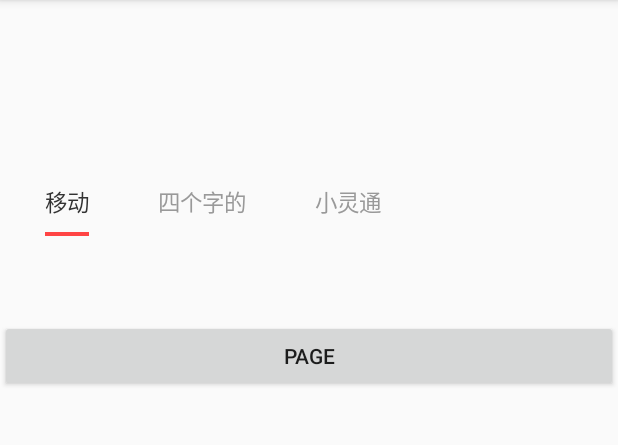
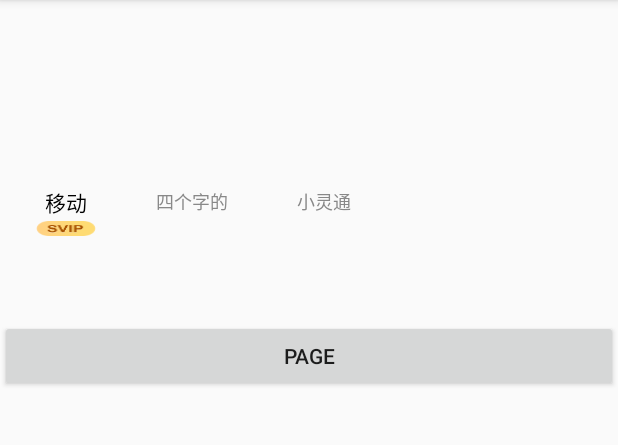
Before and after one commit to WangcWj/WeTabLayout, an Android app: the screen it shows after launch (MainActivity), on a phone screen of 412 x 824 dp, the part 84-529 px from its top. Run offline under Robolectric (Android 15) with nearby library versions, the phone set to English and light mode, and no system bars.

Commit message:
增加设置下划线为图片的API

```diff
--- a/Tab/src/main/java/cn/we/tablayout/WeTabLayout.java
+++ b/Tab/src/main/java/cn/we/tablayout/WeTabLayout.java
@@ -2,10 +2,13 @@ package cn.we.tablayout;
 
 import android.content.Context;
 import android.content.res.TypedArray;
+import android.graphics.Bitmap;
+import android.graphics.BitmapFactory;
 import android.graphics.Canvas;
 import android.graphics.Color;
 import android.graphics.Paint;
 import android.graphics.Rect;
+import android.graphics.drawable.BitmapDrawable;
 import android.graphics.drawable.Drawable;
 import android.graphics.drawable.GradientDrawable;
 import android.os.Build;
@@ -18,6 +21,7 @@ import android.widget.HorizontalScrollView;
 import android.widget.LinearLayout;
 import android.widget.TextView;
 
+import androidx.annotation.DrawableRes;
 import androidx.annotation.IdRes;
 import androidx.annotation.NonNull;
 import androidx.viewpager.widget.ViewPager;
@@ -92,7 +96,7 @@ public class WeTabLayout extends HorizontalScrollView implements ViewPager.OnPag
     /**
      * 下划线相关的配置。
      */
-    private GradientDrawable mIndicatorDrawable;
+    private Drawable mIndicatorDrawable;
     private float mIndicatorHeight;
     private float mIndicatorWidth;
     private boolean mIndicatorEqualTabText = false;
@@ -136,17 +140,28 @@ public class WeTabLayout extends HorizontalScrollView implements ViewPager.OnPag
     /**
      * Tab设置左右上下的Icon。
      */
-    private Map<String,WeTabDrawable> mTabDrawables;
+    private Map<String, WeTabDrawable> mTabDrawables;
 
-    public WeTabLayout addTabDrawable(WeTabDrawable drawable){
-        if(null == drawable){
+    public WeTabLayout addTabDrawable(WeTabDrawable drawable) {
+        if (null == drawable) {
             return this;
         }
-        if(null == mTabDrawables){
+        if (null == mTabDrawables) {
             mTabDrawables = new HashMap<>();
         }
-        mTabDrawables.put(drawable.getTabName(),drawable);
+        mTabDrawables.put(drawable.getTabName(), drawable);
         return this;
+    }
+
+    public void setIndicatorResId(@DrawableRes int id) {
+        try {
+            Bitmap bitmap = BitmapFactory.decodeResource(getResources(), id);
+            if (null != bitmap) {
+                mIndicatorDrawable = new BitmapDrawable(getResources(), bitmap);
+            }
+        } catch (Exception e) {
+            e.printStackTrace();
+        }
     }
 
     public void setTabLayoutIds(int mTabLayout) {
@@ -417,9 +432,9 @@ public class WeTabLayout extends HorizontalScrollView implements ViewPager.OnPag
         }
 
         String title = mTitles.get(index);
-        if(null != mTabDrawables){
+        if (null != mTabDrawables) {
             WeTabDrawable weTabDrawable = mTabDrawables.get(title);
-            if(null != weTabDrawable){
+            if (null != weTabDrawable) {
                 childView.setCompoundDrawables(
                         measureDrawable(weTabDrawable.getDrawableByGravity(Gravity.LEFT)),
                         measureDrawable(weTabDrawable.getDrawableByGravity(Gravity.TOP)),
@@ -439,8 +454,8 @@ public class WeTabLayout extends HorizontalScrollView implements ViewPager.OnPag
         mTabContainer.addView(tabView, index, tabLayoutParams);
     }
 
-    public Drawable measureDrawable(Drawable drawable){
-        if(null != drawable){
+    public Drawable measureDrawable(Drawable drawable) {
+        if (null != drawable) {
             drawable.setBounds(0, 0, drawable.getMinimumWidth(), drawable.getMinimumHeight());
         }
         return drawable;
@@ -496,10 +511,11 @@ public class WeTabLayout extends HorizontalScrollView implements ViewPager.OnPag
         }
         computeIndicatorRect();
 
-        mIndicatorDrawable.setColor(mIndicatorColor);
+        if (mIndicatorDrawable instanceof GradientDrawable) {
+            ((GradientDrawable) mIndicatorDrawable).setColor(mIndicatorColor);
+        }
         mIndicatorDrawable.setBounds(mIndicatorRect);
         mIndicatorDrawable.draw(canvas);
-
     }
 
     /**
@@ -601,7 +617,7 @@ public class WeTabLayout extends HorizontalScrollView implements ViewPager.OnPag
     /**
      * 处理TabView的Padding问题。
      *
-     * @param left 是否是左padding。
+     * @param left   是否是左padding。
      * @param margin 该值是当下划线的宽度要跟文本的宽度一致的时候，TabView左右的剩余间距。
      * @return
      */
--- a/app/src/main/java/com/we/tablayout/MainActivity.java
+++ b/app/src/main/java/com/we/tablayout/MainActivity.java
@@ -39,13 +39,13 @@ public class MainActivity extends AppCompatActivity {
 
             @Override
             public int getCount() {
-                return titles.length;
+                return titlesTwo.length;
             }
         });
 
-        tabLayout.setTabLayoutIds(R.layout.item_sliding_tab_layout);
 
         tabLayoutThree.setTabContainerGravity(Gravity.LEFT);
+        tabLayoutThree.setIndicatorResId(R.mipmap.ic_vip_logo);
         tabLayoutThree.attachToViewPager(viewPager,titlesTwo);
         /*tabLayoutTwo.attachToViewPager(viewPager,titlesTwo);
         tabLayout.attachToViewPager(viewPager, titles);*/
--- a/app/src/main/res/layout/activity_main.xml
+++ b/app/src/main/res/layout/activity_main.xml
@@ -15,10 +15,9 @@
         app:wtl_default_text_size="12sp"
         app:wtl_indicator_color="@color/colorAccent"
         app:wtl_indicator_corner_radius="4dp"
-        app:wtl_indicator_height="1dp"
+        app:wtl_indicator_height="10dp"
         app:wtl_indicator_margin_bottom="10dp"
         app:wtl_indicator_width="50dp"
-        app:wtl_indicator_width_equal_title="true"
         app:wtl_selected_text_bold="true"
         app:wtl_selected_text_color="@color/colorAccent"
         app:wtl_selected_text_size="16sp"
@@ -29,7 +28,7 @@
         android:layout_width="match_parent"
         android:layout_height="56dp"
         app:wtl_indicator_color="@android:color/holo_blue_light"
-        app:wtl_indicator_height="2dp"
+        app:wtl_indicator_height="10dp"
         app:wtl_indicator_width="50dp"
         app:wtl_tab_fill_container="true" />
 
@@ -37,13 +36,8 @@
         android:id="@+id/dil_tablayout3"
         android:layout_width="match_parent"
         android:layout_height="45dp"
-        app:wtl_default_text_color="#999999"
-        app:wtl_default_text_size="15dp"
-        app:wtl_indicator_color="@android:color/holo_red_light"
-        app:wtl_indicator_height="3dp"
-        app:wtl_indicator_width_equal_title="true"
-        app:wtl_selected_text_color="#333333"
-        app:wtl_selected_text_size="15dp"
+        app:wtl_indicator_height="10dp"
+        app:wtl_indicator_width="40dp"
         app:wtl_tab_padding_left="30dp"
         app:wtl_tab_padding_right="16dp" />
 
```
Also changed, not shown: app/src/main/res/mipmap-xxhdpi/ic_vip_logo.png (added).
